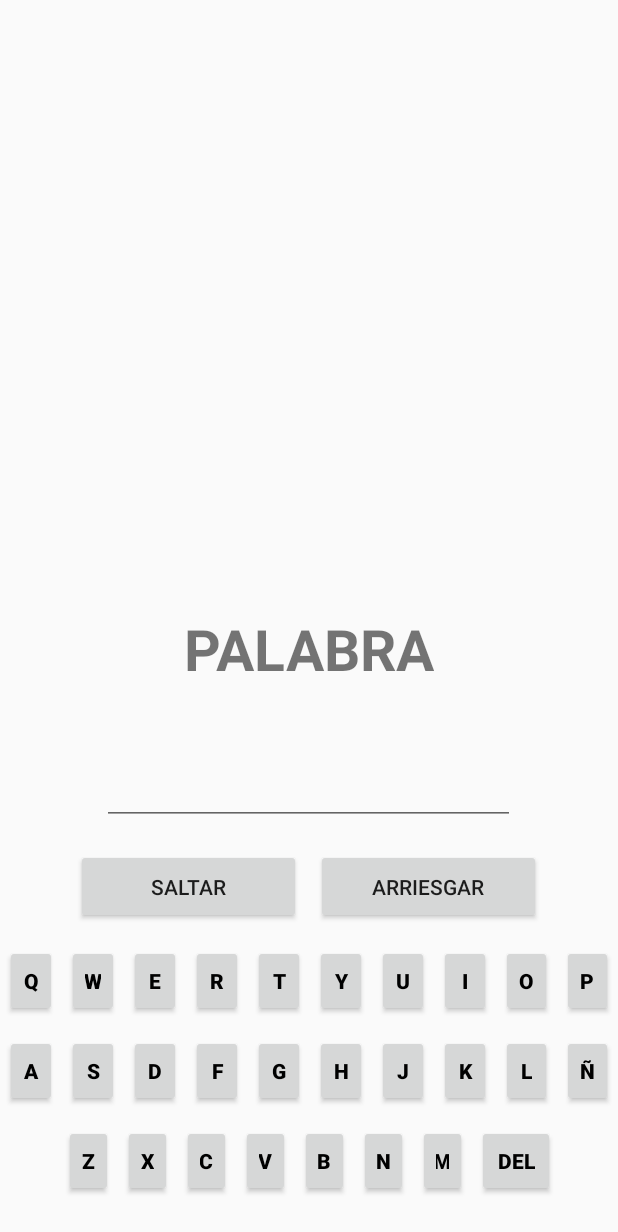
After one commit to Aaron-CR/5-en-1, an Android app: the layout activity_juego_1_teclado.xml on its own in the app's theme, with its tools: preview values and no code run, on a phone screen of 412 x 824 dp. The commit adds this screen. Shown: the top 1232 px of the screen. Run offline under Robolectric (Android 15) with nearby library versions, the phone set to English and light mode, and no system bars.

Commit message:
Añadido teclado en pantalla

```diff
--- a/app/src/main/java/com/example/a5en1/Juego1/MainJuego1Activity.java
+++ b/app/src/main/java/com/example/a5en1/Juego1/MainJuego1Activity.java
@@ -5,6 +5,8 @@ import android.os.Bundle;
 import android.view.View;
 import android.widget.Button;
 import android.widget.EditText;
+import android.widget.LinearLayout;
+import android.widget.RelativeLayout;
 import android.widget.TextView;
 import android.widget.Toast;
 
@@ -17,9 +19,12 @@ public class MainJuego1Activity extends AppCompatActivity implements View.OnClic
 
     private static ArrayList<String> CATEGORIA = new ArrayList<>();
     private String palabraParaEncontrar;
+    private View child;
+    private RelativeLayout background;
+    private LinearLayout teclado;
     private TextView palabraParaValidar;
     private EditText palabraDigitadaParaValidar;
-    private Button arriesgar, pasarPalabra;
+    private Button arriesgar, saltarPalabra;
     private int categoria;
 
     @Override
@@ -52,11 +57,23 @@ public class MainJuego1Activity extends AppCompatActivity implements View.OnClic
             CATEGORIA.add("AVISPA");
         }
 
+        // Encuentra el RelativeLayout del fondo.
+        background = findViewById(R.id.relative_background);
+
+        // Instancia el archivo tecladoxml para poder añadirlo al ViewGroup.
+        child = getLayoutInflater().inflate(R.layout.activity_juego_1_teclado, null);
+
+        // Añade el teclado al fondo.
+        background.addView(child);
+
+        // Encuentra el Layout del teclado.
+        teclado = child.findViewById(R.id.teclado);
+
         // Encuentra el View que muestra la palabra para validar.
-        palabraParaValidar = (TextView) findViewById(R.id.palabra_para_validar);
+        palabraParaValidar = findViewById(R.id.text_palabra_para_validar);
 
         // Encuentra el View que muestra la palabra ingresada por el usuario.
-        palabraDigitadaParaValidar = (EditText) findViewById(R.id.palabra_digitada);
+        palabraDigitadaParaValidar = child.findViewById(R.id.edit_palabra_digitada_para_validar);
 
         // Encuentra el Botón que se utiliza para arriesgar una palabra.
         arriesgar = (Button) findViewById(R.id.arriesgar);
@@ -65,14 +82,34 @@ public class MainJuego1Activity extends AppCompatActivity implements View.OnClic
         arriesgar.setOnClickListener(this);
 
         // Encuentra el Botón que se utiliza para pasar la palabra si no se sabe.
-        pasarPalabra = (Button) findViewById(R.id.pasar_palabra);
+        saltarPalabra = (Button) findViewById(R.id.saltar_palabra);
 
         // Establece un click listener en ese Botón.
-        pasarPalabra.setOnClickListener(this);
+        saltarPalabra.setOnClickListener(this);
 
         // Ejecuta el método para generar una nueva palabra.
         nuevaPalabra();
 
+    }
+
+    // (Teclado)
+    public void onTapped(View view) {
+        Button button = (Button) view;
+        if (button.getText().equals("del")) {
+            if (palabraDigitadaParaValidar.getText().length() > 0)
+                palabraDigitadaParaValidar.setText(palabraDigitadaParaValidar.getText().toString().substring(0, palabraDigitadaParaValidar.getText().length() - 1));
+            palabraDigitadaParaValidar.setSelection(palabraDigitadaParaValidar.getText().length());
+        } else
+            palabraDigitadaParaValidar.setText(palabraDigitadaParaValidar.getText() + "" + button.getText().toString().toUpperCase());
+        palabraDigitadaParaValidar.setSelection(palabraDigitadaParaValidar.getText().length());
+    }
+
+    public void onClick(View view) {
+        if (view == arriesgar) {
+            verificar();
+        } else if (view == saltarPalabra) {
+            nuevaPalabra();
+        }
     }
 
     private void nuevaPalabra() {
@@ -111,13 +148,6 @@ public class MainJuego1Activity extends AppCompatActivity implements View.OnClic
         return palabra;
     }
 
-    public void onClick(View view) {
-        if (view == arriesgar) {
-            verificar();
-        } else if (view == pasarPalabra) {
-            nuevaPalabra();
-        }
-    }
 
     private void verificar() {
         String p = palabraDigitadaParaValidar.getText().toString().toUpperCase().trim();
--- a/app/src/main/res/layout/activity_juego_1_main.xml
+++ b/app/src/main/res/layout/activity_juego_1_main.xml
@@ -1,54 +1,9 @@
+<?xml version="1.0" encoding="utf-8"?>
 <RelativeLayout xmlns:android="http://schemas.android.com/apk/res/android"
-    xmlns:tools="http://schemas.android.com/tools"
+    xmlns:app="http://schemas.android.com/apk/res-auto"
+    android:id="@+id/relative_background"
     android:layout_width="match_parent"
     android:layout_height="match_parent"
-    android:gravity="top"
-    android:paddingLeft="16dp"
-    android:paddingTop="16dp"
-    android:paddingRight="16dp"
-    android:paddingBottom="16dp" >
+    android:gravity="top">
 
-    <TextView
-        android:id="@+id/palabra_para_validar"
-        android:layout_width="wrap_content"
-        android:layout_height="wrap_content"
-        android:layout_centerHorizontal="true"
-        android:layout_marginTop="80dp"
-        android:text="Palabra"
-        android:textAllCaps="true"
-        android:textColor="@android:color/black"
-        android:textSize="26sp"
-        android:textStyle="bold" />
-
-    <EditText
-        android:id="@+id/palabra_digitada"
-        android:hint="¿Que palabra es?"
-        android:layout_width="220dp"
-        android:layout_height="wrap_content"
-        android:layout_below="@id/palabra_para_validar"
-        android:layout_centerHorizontal="true"
-        android:layout_marginTop="20dp"
-        android:inputType="textCapCharacters"
-        android:textColor="@android:color/black" />
-
-    <LinearLayout
-        android:layout_width="match_parent"
-        android:layout_height="wrap_content"
-        android:layout_below="@id/palabra_digitada"
-        android:layout_marginTop="30dp"
-        android:gravity="center">
-
-        <Button
-            android:id="@+id/pasar_palabra"
-            android:layout_width="150dp"
-            android:layout_height="50dp"
-            android:text="Pasar Palabra" />
-
-        <Button
-            android:id="@+id/arriesgar"
-            android:layout_width="150dp"
-            android:layout_height="50dp"
-            android:layout_marginStart="10dp"
-            android:text="Arriesgar" />
-    </LinearLayout>
 </RelativeLayout>
--- /dev/null
+++ b/app/src/main/res/layout/activity_juego_1_teclado.xml
@@ -0,0 +1,220 @@
+<?xml version="1.0" encoding="utf-8"?>
+<RelativeLayout xmlns:android="http://schemas.android.com/apk/res/android"
+    android:layout_width="match_parent"
+    android:layout_height="match_parent">
+
+    <LinearLayout
+        android:id="@+id/layoutEditText"
+        android:layout_width="match_parent"
+        android:layout_height="wrap_content"
+        android:layout_above="@id/layoutBotones"
+        android:layout_marginBottom="16dp"
+        android:gravity="center">
+
+        <EditText
+            android:id="@+id/edit_palabra_digitada_para_validar"
+            android:layout_width="275dp"
+            android:layout_height="60dp"
+            android:clickable="false"
+            android:focusable="false"
+            android:focusableInTouchMode="false"
+            android:inputType="textCapCharacters"
+            android:textAlignment="center"
+            android:textSize="32sp"
+            android:textStyle="bold" />
+
+    </LinearLayout>
+
+    <TextView
+        android:id="@+id/text_palabra_para_validar"
+        android:layout_width="wrap_content"
+        android:layout_height="wrap_content"
+        android:layout_above="@id/layoutEditText"
+        android:layout_centerHorizontal="true"
+        android:layout_marginBottom="32sp"
+        android:text="Palabra"
+        android:textAllCaps="true"
+        android:textSize="38sp"
+        android:textStyle="bold" />
+
+    <LinearLayout
+        android:id="@+id/layoutBotones"
+        android:layout_width="match_parent"
+        android:layout_height="wrap_content"
+        android:layout_above="@id/teclado"
+        android:layout_marginBottom="8dp"
+        android:gravity="center">
+
+        <Button
+            android:id="@+id/saltar_palabra"
+            android:layout_width="150dp"
+            android:layout_height="50dp"
+            android:text="Saltar" />
+
+        <Button
+            android:id="@+id/arriesgar"
+            android:layout_width="150dp"
+            android:layout_height="50dp"
+            android:layout_marginStart="10dp"
+            android:text="Arriesgar" />
+
+    </LinearLayout>
+
+    <LinearLayout
+        android:id="@+id/teclado"
+        android:layout_width="match_parent"
+        android:layout_height="wrap_content"
+        android:layout_alignParentBottom="true"
+        android:layout_marginBottom="20dp"
+        android:gravity="bottom"
+        android:orientation="vertical">
+
+        <LinearLayout
+            android:id="@+id/teclado_fila_1"
+            android:layout_width="match_parent"
+            android:layout_height="match_parent">
+
+            <Button
+                style="@style/ButtonKeyboardStyle"
+                android:text="q" />
+
+            <Button
+                style="@style/ButtonKeyboardStyle"
+                android:text="w" />
+
+            <Button
+                style="@style/ButtonKeyboardStyle"
+                android:text="e" />
+
+            <Button
+                style="@style/ButtonKeyboardStyle"
+                android:text="r" />
+
+            <Button
+                style="@style/ButtonKeyboardStyle"
+                android:text="t" />
+
+            <Button
+                style="@style/ButtonKeyboardStyle"
+                android:text="y" />
+
+            <Button
+                style="@style/ButtonKeyboardStyle"
+                android:text="u" />
+
+            <Button
+                style="@style/ButtonKeyboardStyle"
+                android:text="i" />
+
+            <Button
+                style="@style/ButtonKeyboardStyle"
+                android:text="o" />
+
+            <Button
+                style="@style/ButtonKeyboardStyle"
+                android:text="p" />
+
+
+        </LinearLayout>
+
+        <LinearLayout
+            android:id="@+id/teclado_fila_2"
+            android:layout_width="match_parent"
+            android:layout_height="match_parent">
+
+            <Button
+                style="@style/ButtonKeyboardStyle"
+                android:text="a" />
+
+            <Button
+                style="@style/ButtonKeyboardStyle"
+                android:text="s" />
+
+            <Button
+                style="@style/ButtonKeyboardStyle"
+                android:text="d" />
+
+            <Button
+                style="@style/ButtonKeyboardStyle"
+                android:text="f" />
+
+            <Button
+                style="@style/ButtonKeyboardStyle"
+                android:text="g" />
+
+            <Button
+                style="@style/ButtonKeyboardStyle"
+                android:text="h" />
+
+            <Button
+                style="@style/ButtonKeyboardStyle"
+                android:text="j" />
+
+            <Button
+                style="@style/ButtonKeyboardStyle"
+                android:text="k" />
+
+            <Button
+                style="@style/ButtonKeyboardStyle"
+                android:text="l" />
+
+            <Button
+                style="@style/ButtonKeyboardStyle"
+                android:text="ñ" />
+
+
+        </LinearLayout>
+
+        <LinearLayout
+            android:id="@+id/teclado_fila_3"
+            android:layout_width="match_parent"
+            android:layout_height="match_parent">
+
+            <Button
+                style="@style/ButtonKeyboardStyle"
+                android:text=" "
+                android:visibility="invisible" />
+
+            <Button
+                style="@style/ButtonKeyboardStyle"
+                android:text="z" />
+
+            <Button
+                style="@style/ButtonKeyboardStyle"
+                android:text="x" />
+
+            <Button
+                style="@style/ButtonKeyboardStyle"
+                android:text="c" />
+
+            <Button
+                style="@style/ButtonKeyboardStyle"
+                android:text="v" />
+
+            <Button
+                style="@style/ButtonKeyboardStyle"
+                android:text="b" />
+
+            <Button
+                style="@style/ButtonKeyboardStyle"
+                android:text="n" />
+
+            <Button
+                style="@style/ButtonKeyboardStyle"
+                android:text="m" />
+
+            <Button
+                style="@style/ButtonKeyboardStyle"
+                android:layout_weight="0.65"
+                android:text="del" />
+
+            <Button
+                style="@style/ButtonKeyboardStyle"
+                android:text=" "
+                android:visibility="invisible" />
+
+        </LinearLayout>
+
+    </LinearLayout>
+
+</RelativeLayout>
--- a/app/src/main/res/values/styles.xml
+++ b/app/src/main/res/values/styles.xml
@@ -22,4 +22,18 @@
         <item name="android:textSize">24sp</item>
     </style>
 
+    <!-- Estilo para los botones del teclado -->
+    <style name="ButtonKeyboardStyle">
+        <item name="android:layout_width">wrap_content</item>
+        <item name="android:layout_height">wrap_content</item>
+        <item name="android:layout_weight">1</item>
+        <item name="android:onClick">onTapped</item>
+        <item name="android:textColor">@android:color/black</item>
+        <item name="android:textStyle">bold</item>
+        <item name="android:layout_marginStart">3dp</item>
+        <item name="android:layout_marginEnd">3dp</item>
+        <item name="android:layout_marginBottom">6dp</item>
+        <item name="android:layout_marginTop">6dp</item>
+    </style>
+
 </resources>
```
